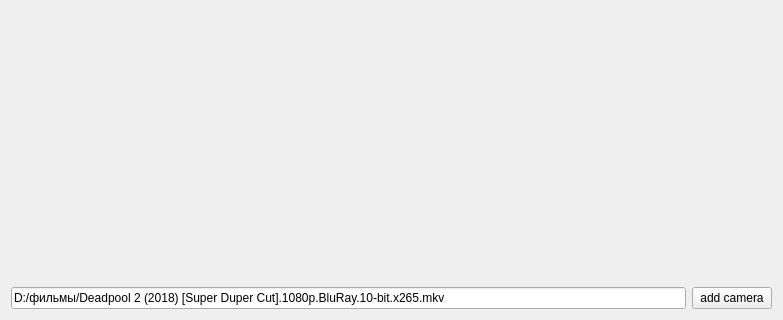
Old version of the form examples/QtExample/mainwindow.ui in the repository Serweik/ffmpegSw; both pictures show x 0 to 783 and y 326 to 646 of the 783 by 646 pixel window.
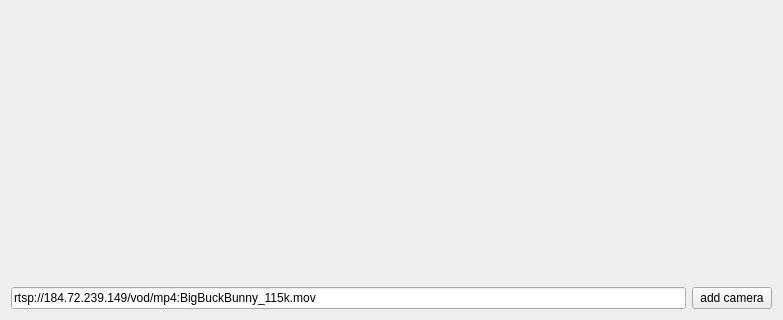
New version of the form.

What changed in the file:
```diff
--- a/examples/QtExample/mainwindow.ui
+++ b/examples/QtExample/mainwindow.ui
@@ -23,7 +23,7 @@
       <item>
        <widget class="QLineEdit" name="pathToSource">
         <property name="text">
-         <string>D:/фильмы/Deadpool 2 (2018) [Super Duper Cut].1080p.BluRay.10-bit.x265.mkv</string>
+         <string>rtsp://184.72.239.149/vod/mp4:BigBuckBunny_115k.mov</string>
         </property>
         <property name="placeholderText">
          <string>path</string>
```
